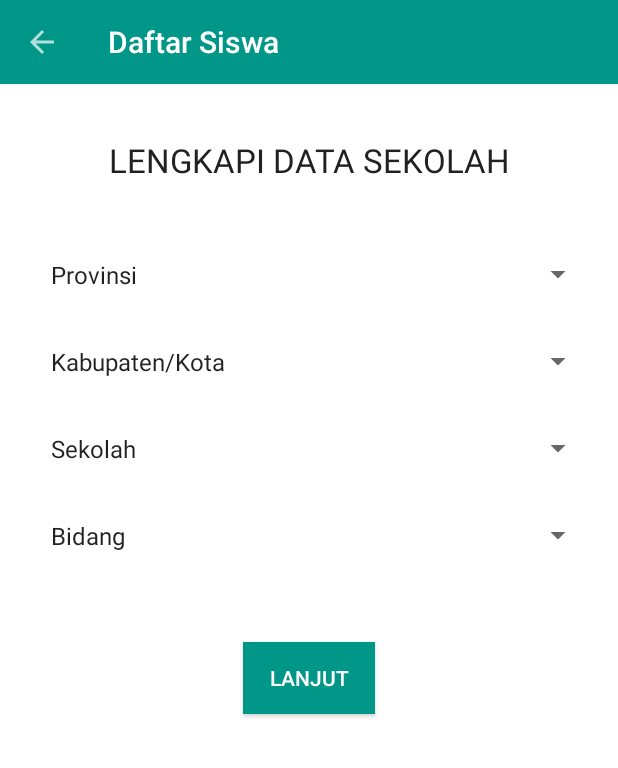
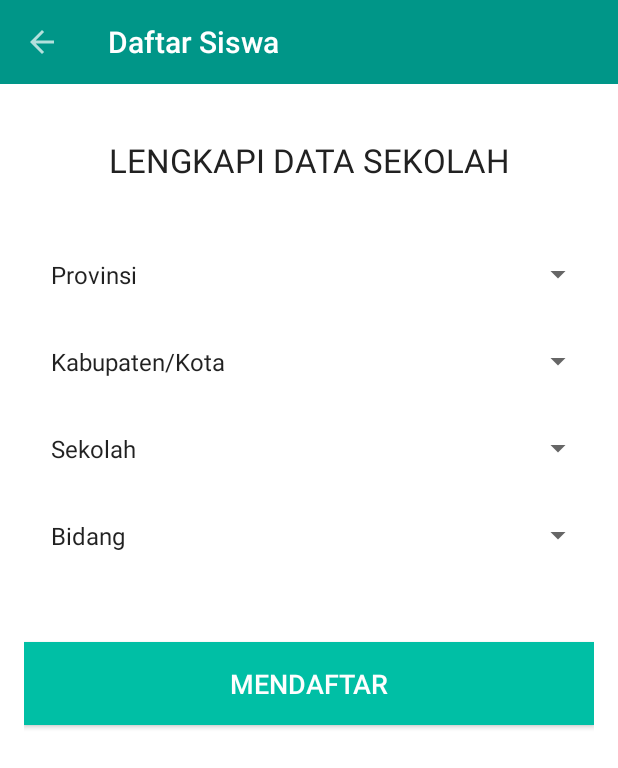
Before and after one commit to SkensaTech/ZonaMagangAndroid, an Android app: the step_2_siswa screen opened directly, with no data from a screen before it, on a phone screen of 412 x 824 dp. Shown: the top 768 px of the screen. Run offline under Robolectric (Android 15) with nearby library versions, the phone set to English and light mode, and no system bars.

Commit message:
bug fixes

```diff
--- a/app/src/main/java/com/zonamagang/zonamagang/step_1_siswa_daftar.java
+++ b/app/src/main/java/com/zonamagang/zonamagang/step_1_siswa_daftar.java
@@ -29,7 +29,7 @@ public class step_1_siswa_daftar extends AppCompatActivity {
 
 
         //coding untuk jika button click
-        y =(Button) findViewById(R.id.BtnIndustri_step_1_submit);
+        y =(Button) findViewById(R.id.BtnSiswa_step_1_submit);
         y.setOnClickListener(new View.OnClickListener() {
             @Override
             public void onClick(View v) {
--- a/app/src/main/java/com/zonamagang/zonamagang/step_2_siswa.java
+++ b/app/src/main/java/com/zonamagang/zonamagang/step_2_siswa.java
@@ -27,7 +27,7 @@ public class step_2_siswa extends AppCompatActivity {
 
         //coding untuk jika button click
         Button y;
-        y =(Button) findViewById(R.id.BtnIndustri_step_2_submit);
+        y =(Button) findViewById(R.id.BtnSiswa_step_2_submit);
         y.setOnClickListener(new View.OnClickListener() {
             @Override
             public void onClick(View v) {
--- a/app/src/main/res/layout/activity_step_2_industri.xml
+++ b/app/src/main/res/layout/activity_step_2_industri.xml
@@ -109,7 +109,7 @@
                     android:shadowColor="@color/colorPrimary"
                     android:textColor="@color/textColor"
                     android:text="LANJUT"
-                    android:id="@+id/industri_step_1_submit"
+                    android:id="@+id/industri_step_2_submit"
                     android:layout_gravity="center_horizontal" />
 
             </LinearLayout>
--- a/app/src/main/res/layout/activity_step_2_siswa.xml
+++ b/app/src/main/res/layout/activity_step_2_siswa.xml
@@ -67,18 +67,20 @@
                     android:id="@+id/spinnerBidang" />
 
 
-            <Button
-                android:layout_width="wrap_content"
-                android:layout_height="wrap_content"
-                android:layout_marginTop="50dp"
-                android:layout_marginBottom="50dp"
-                android:padding="10dp"
-                android:background="@color/colorPrimary"
-                android:shadowColor="@color/colorPrimary"
-                android:textColor="@color/textColor"
-                android:text="LANJUT"
-                android:id="@+id/BtnIndustri_step_2_submit"
-                android:layout_gravity="center_horizontal" />
+                <Button
+                    android:layout_width="match_parent"
+                    android:layout_height="wrap_content"
+                    android:text="MENDAFTAR"
+                    android:id="@+id/BtnSiswa_step_2_submit"
+                    android:textSize="18dp"
+                    android:padding="15dp"
+                    android:layout_below="@+id/editText8"
+                    android:layout_marginTop="50dp"
+                    android:layout_alignEnd="@+id/editText8"
+                    android:background="@color/colorAccent"
+                    android:textColor="#fefefe"
+                    android:layout_alignParentStart="true" />
+
 
         </LinearLayout>
     </ScrollView>
```
Also changed, not shown: app/src/main/res/layout/activity_step_1_siswa_daftar.xml (+11 -9 lines), app/src/main/res/layout/activity_step_3_siswa.xml (+10 -9 lines).
